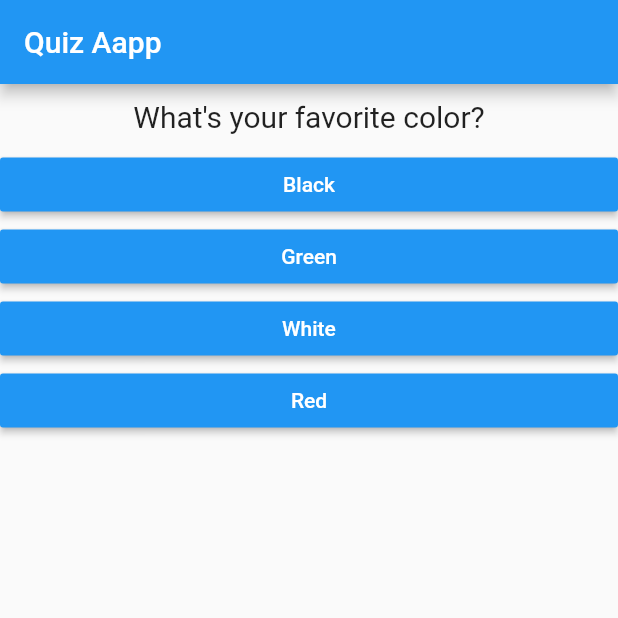
After one commit to bahrie127/course_flutter_udemy_quiz_app, a Flutter app: the screen it shows after launch, on a phone screen of 412 x 824 dp, the top half of it. The commit adds this screen. Run offline on Flutter 3.47's test engine with Material 2 defaults, Android fonts, the phone set to English and light mode, and no system bars.

Commit message:
Spliting the app into widgets

```diff
--- a/lib/main.dart
+++ b/lib/main.dart
@@ -1,6 +1,6 @@
 import 'package:flutter/material.dart';
-import './question.dart';
-import './answer.dart';
+import './quiz.dart';
+import './result.dart';
 
 void main() => runApp(MyApp());
 
@@ -13,7 +13,7 @@ class MyApp extends StatefulWidget {
 }
 
 class _MyAppState extends State<MyApp> {
-  final questions = const [
+  final _questions = const [
     {
       'questionText': 'What\'s your favorite color?',
       'answers': ['Black', 'Green', 'White', 'Red']
@@ -40,25 +40,17 @@ class _MyAppState extends State<MyApp> {
   @override
   Widget build(BuildContext context) {
     return MaterialApp(
-      home: Scaffold(
-          appBar: AppBar(
-            title: Text('Quiz Aapp'),
-          ),
-          body: _questionIndex < questions.length
-              ? Column(
-                  children: [
-                    Question(
-                      questions[_questionIndex]['questionText'] as String,
-                    ),
-                    ...(questions[_questionIndex]['answers'] as List<String>)
-                        .map((answer) {
-                      return Answer(_answerQuestion, answer);
-                    }).toList()
-                  ],
-                )
-              : Center(
-                  child: Text('You dit it.'),
-                )),
-    );
+        home: Scaffold(
+      appBar: AppBar(
+        title: Text('Quiz Aapp'),
+      ),
+      body: _questionIndex < _questions.length
+          ? Quiz(
+              questions: _questions,
+              questionIndex: _questionIndex,
+              answerQuestion: _answerQuestion,
+            )
+          : Result(),
+    ));
   }
 }
--- /dev/null
+++ b/lib/quiz.dart
@@ -0,0 +1,30 @@
+import 'package:flutter/material.dart';
+import './question.dart';
+import './answer.dart';
+
+class Quiz extends StatelessWidget {
+  final List<Map<String, Object>> questions;
+  final int questionIndex;
+  final VoidCallback answerQuestion;
+
+  Quiz({
+    required this.questions,
+    required this.questionIndex,
+    required this.answerQuestion,
+  });
+
+  @override
+  Widget build(BuildContext context) {
+    return Column(
+                  children: [
+                    Question(
+                      questions[questionIndex]['questionText'] as String,
+                    ),
+                    ...(questions[questionIndex]['answers'] as List<String>)
+                        .map((answer) {
+                      return Answer(answerQuestion, answer);
+                    }).toList()
+                  ],
+                );
+  }
+}
```
Also changed, not shown: lib/result.dart (added, +10 -0 lines).
